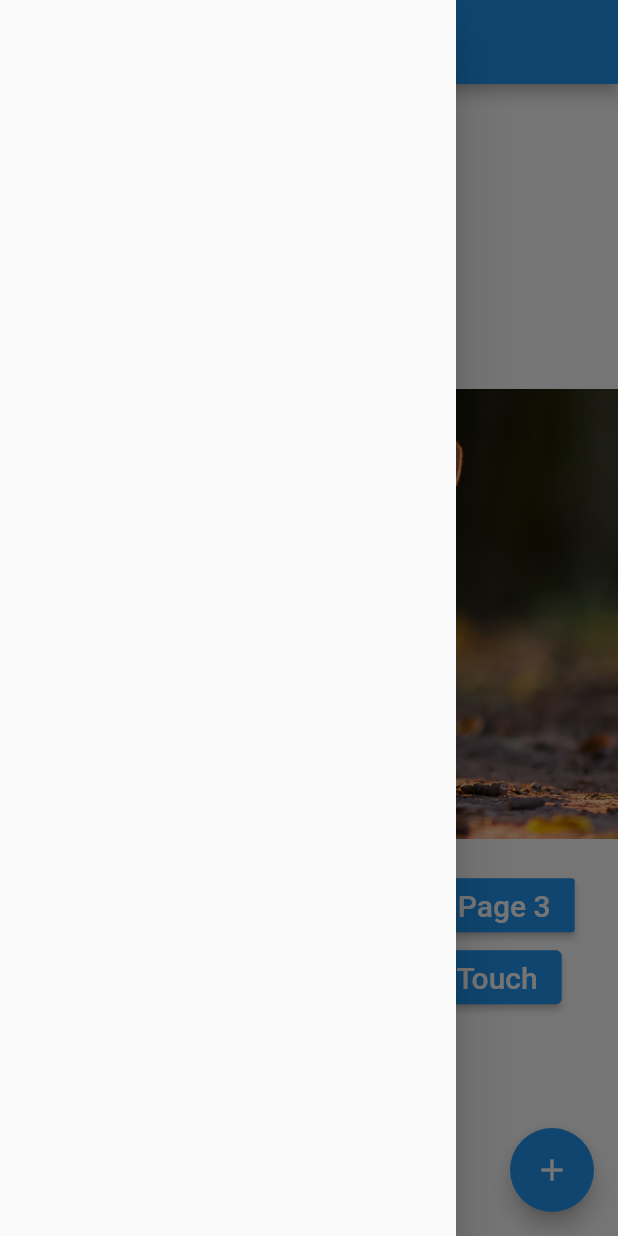
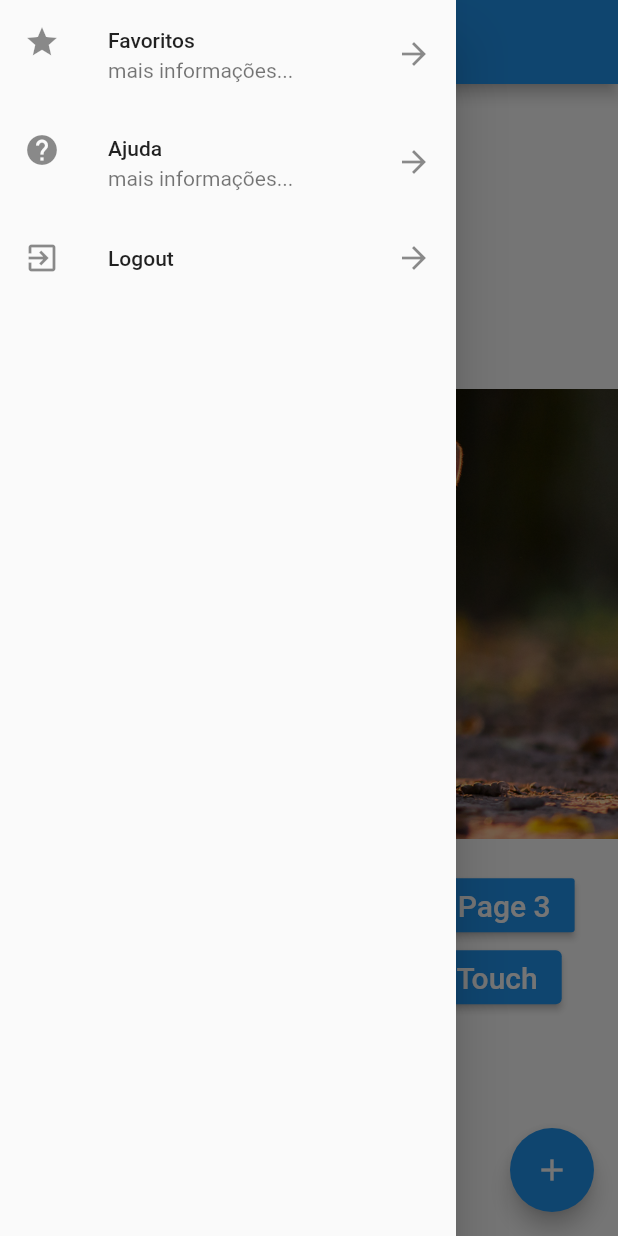
Before and after one commit to rodrigosa/FlutterHelloWorld, a Flutter app: the screen it shows after launch, with the side drawer open, on a phone screen of 412 x 824 dp. Run offline on Flutter 3.47's test engine with Material 2 defaults, Android fonts, the phone set to English and light mode, and no system bars; our stand-ins replace fluttertoast.

Commit message:
ListTitle
Lista no menu lateral

```diff
--- a/lib/home_page.dart
+++ b/lib/home_page.dart
@@ -3,6 +3,7 @@ import 'package:flutter_hello1/pages/hello_listview.dart';
 import 'package:flutter_hello1/pages/hello_page3.dart';
 import 'package:flutter_hello1/utils/nav.dart';
 import 'package:flutter_hello1/widgets/blue_button.dart';
+import 'package:flutter_hello1/widgets/drawer_list.dart';
 import 'package:fluttertoast/fluttertoast.dart';
 
 import 'pages/hello_page2.dart';
@@ -21,8 +22,7 @@ class HomePage extends StatelessWidget {
           _onClickFab();
         },
       ),
-      drawer: Drawer(
-      ),
+      drawer: DrawerList(),
     );
   }
 
--- /dev/null
+++ b/lib/widgets/drawer_list.dart
@@ -0,0 +1,42 @@
+import 'package:flutter/material.dart';
+
+class DrawerList extends StatelessWidget {
+  @override
+  Widget build(BuildContext context) {
+    return Drawer(
+      child: ListView(
+        children: [
+          ListTile(
+            leading: Icon(Icons.star),
+            title: Text("Favoritos"),
+            subtitle: Text("mais informações..."),
+            trailing: Icon(Icons.arrow_forward),
+            onTap: () {
+              print("Item 1");
+              Navigator.pop(context);
+            },
+          ),
+          ListTile(
+            leading: Icon(Icons.help),
+            title: Text("Ajuda"),
+            subtitle: Text("mais informações..."),
+            trailing: Icon(Icons.arrow_forward),
+            onTap: () {
+              print("Item 1");
+              Navigator.pop(context);
+            },
+          ),
+          ListTile(
+            leading: Icon(Icons.exit_to_app),
+            title: Text("Logout"),
+            trailing: Icon(Icons.arrow_forward),
+            onTap: (){
+              print("Item 1");
+              Navigator.pop(context);
+            },
+          )
+        ],
+      ),
+    );
+  }
+}
```
